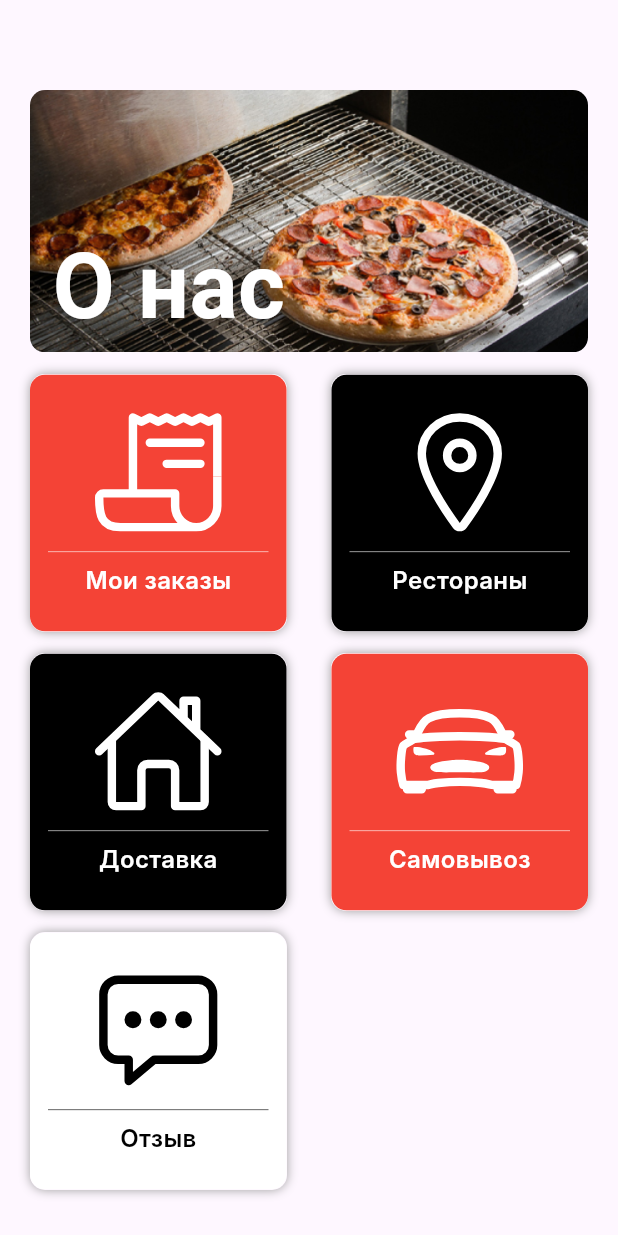
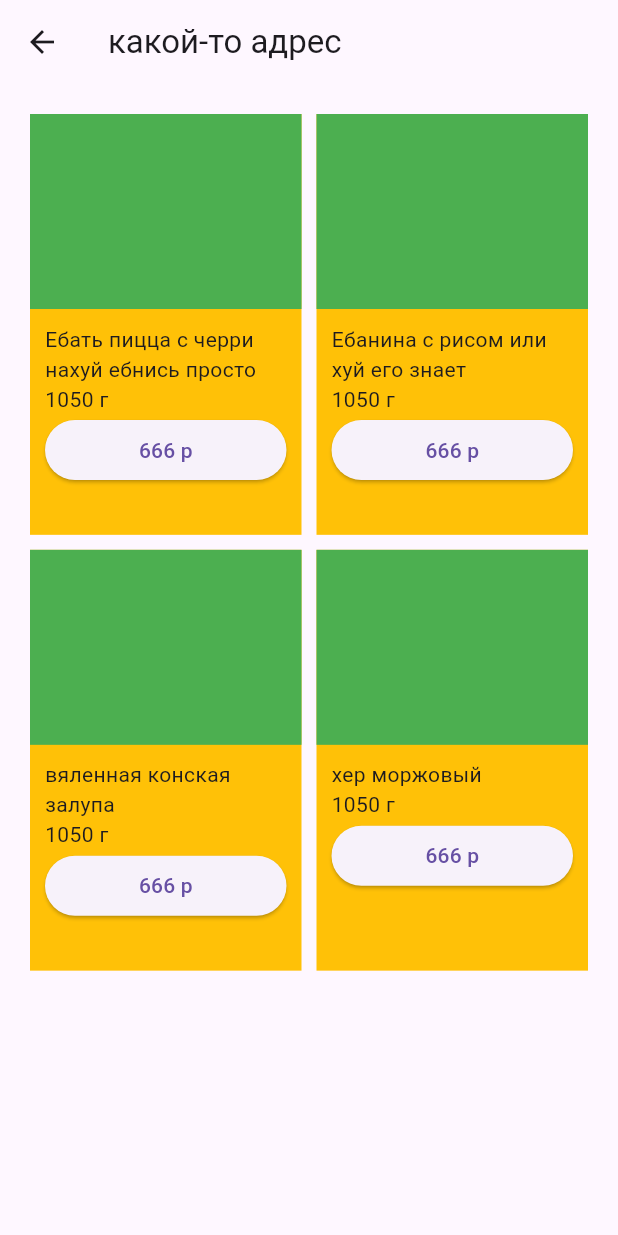
Before and after one commit to GerardDugal/pizza_and_flutter, a Flutter app: the screen it shows after launch, after a tap on "Доставка", on a phone screen of 412 x 824 dp. Run offline on Flutter 3.47's test engine with Material 3 defaults, Android fonts, the phone set to English and light mode, and no system bars; our stand-ins replace ionicons; Roboto replaces fonts that are missing (Inter).

Commit message:
start to create menu

```diff
--- /dev/null
+++ b/lib/widget/menu/dishes.dart
@@ -0,0 +1,59 @@
+import 'dart:ui';
+import 'package:flutter/material.dart';
+
+abstract class Dish extends StatefulWidget{
+
+  final String dish_name;
+  final int price;
+  final int weight;
+  final int quantity;
+  final dynamic picture;
+
+  Dish({required this.dish_name, required this.price, required this.weight, required this.picture, required this.quantity});
+
+}
+
+class Dishes extends Dish {
+
+  Dishes({
+      required String dish_name,
+      required int price,
+      required int weight,
+      required int quantity,
+      required dynamic picture,
+    }) : super(dish_name: dish_name, price: price, weight: weight, quantity: quantity, picture: picture);
+
+  @override
+  State<Dishes> createState() => _DishesState();
+}
+
+class _DishesState extends State<Dishes> {
+  @override
+  Widget build(BuildContext context) {
+    return Container(
+
+      color: Colors.amber,
+      child: Column(
+        children: [
+          Container(
+            height: 130,
+            color: Colors.green,
+          ),
+          Container(
+            padding: EdgeInsets.all(10),
+            child: Column(
+              crossAxisAlignment: CrossAxisAlignment.start,
+              children: [
+                Text(widget.dish_name),
+                Text("${widget.weight.toString()} г"),
+                SizedBox(
+                  width: double.infinity,
+                  child: ElevatedButton(onPressed: () => null, style: ButtonStyle(), child: Text("${widget.price} р"),))
+              ],
+            ),
+          )
+        ],
+      ),
+    );
+  }
+}
--- /dev/null
+++ b/lib/widget/menu/menu_main.dart
@@ -0,0 +1,28 @@
+import 'package:flutter/material.dart';
+import 'package:pizza_and_flutter/widget/menu/dishes.dart';
+
+class Menu extends StatelessWidget {
+  const Menu({super.key});
+
+  @override
+  Widget build(BuildContext context) {
+    return Scaffold(
+      appBar: AppBar(title: Text("какой-то адрес")),
+      body: GridView.count(
+        primary: false,
+        padding: const EdgeInsets.all(20),
+        crossAxisSpacing: 10,
+        mainAxisSpacing: 10,
+        crossAxisCount: 2,
+        childAspectRatio: (200 / 310),
+        children: <Widget>[
+          Dishes(dish_name: "Ебать пицца с черри нахуй ебнись просто", price: 666, weight: 1050, quantity: 0, picture: null,),
+          Dishes(dish_name: "Ебанина с рисом или хуй его знает", price: 666, weight: 1050, quantity: 0, picture: null,),
+          Dishes(dish_name: "вяленная конская залупа", price: 666, weight: 1050, quantity: 0, picture: null,),
+          Dishes(dish_name: "хер моржовый", price: 666, weight: 1050, quantity: 0, picture: null,),
+
+        ],
+      ),
+    );
+  }
+}
--- a/lib/widget/start_screen.dart
+++ b/lib/widget/start_screen.dart
@@ -1,5 +1,7 @@
 import 'package:flutter/material.dart';
 import 'package:ionicons/ionicons.dart';
+import 'package:pizza_and_flutter/widget/menu/dishes.dart';
+import 'package:pizza_and_flutter/widget/menu/menu_main.dart';
 import 'package:pizza_and_flutter/widget/my_orders/my_orders_main.dart';
 
 
@@ -135,6 +137,12 @@ class _PanelsState extends State<Panel> {
               context,
               MaterialPageRoute(builder: (context) => const MyOrders()),
             );}
+            if (widget.name == "Доставка"){
+            Navigator.push(
+              context,
+              MaterialPageRoute(builder: (context) => const Menu()),
+            );
+            }
         },
       ),
     );
```
Also changed, not shown: lib/widget/my_orders/delivery_orders/delivery_orders.dart (+92 -9 lines), lib/widget/my_orders/delivery_orders/delivery_orders_more_detailed.dart (+39 -36 lines), lib/widget/my_orders/my_orders_main.dart (+4 -5 lines), lib/widget/my_orders/orders.dart (+48 -7 lines), lib/widget/my_orders/pickup_orders/pickup_orders.dart (+12 -10 lines), lib/test_main.dart (added).
